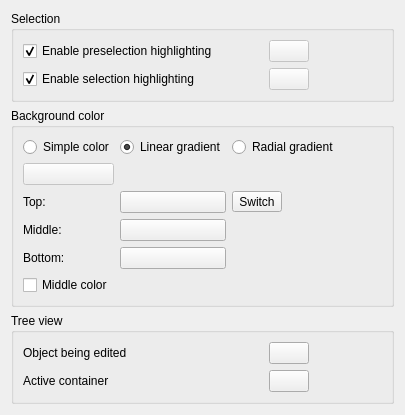
First picture: the form in src/Gui/DlgSettingsViewColor.ui, repository southseact-3d/fcd, before the edit.
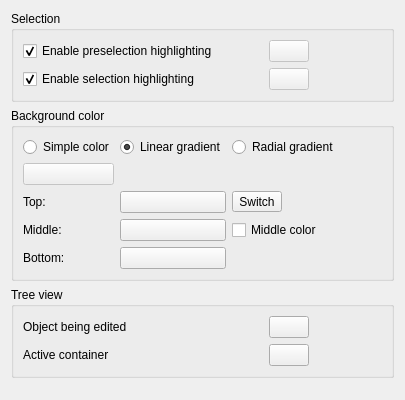
Second picture: the form after the edit. Icons and pictures are not drawn. Custom widgets are drawn as their Qt base class.

Commit message: Pref: Color: move middle checkbox and just disable mid color instead of hidding

Diff of the .ui file:
```diff
--- a/src/Gui/DlgSettingsViewColor.ui
+++ b/src/Gui/DlgSettingsViewColor.ui
@@ -388,7 +388,7 @@
           </property>
          </widget>
         </item>
-        <item row="5" column="0">
+        <item row="3" column="2">
          <widget class="Gui::PrefCheckBox" name="checkMidColor">
           <property name="toolTip">
            <string>Color gradient will get selected color as middle color</string>
```
The commit also changes 1 other file.
